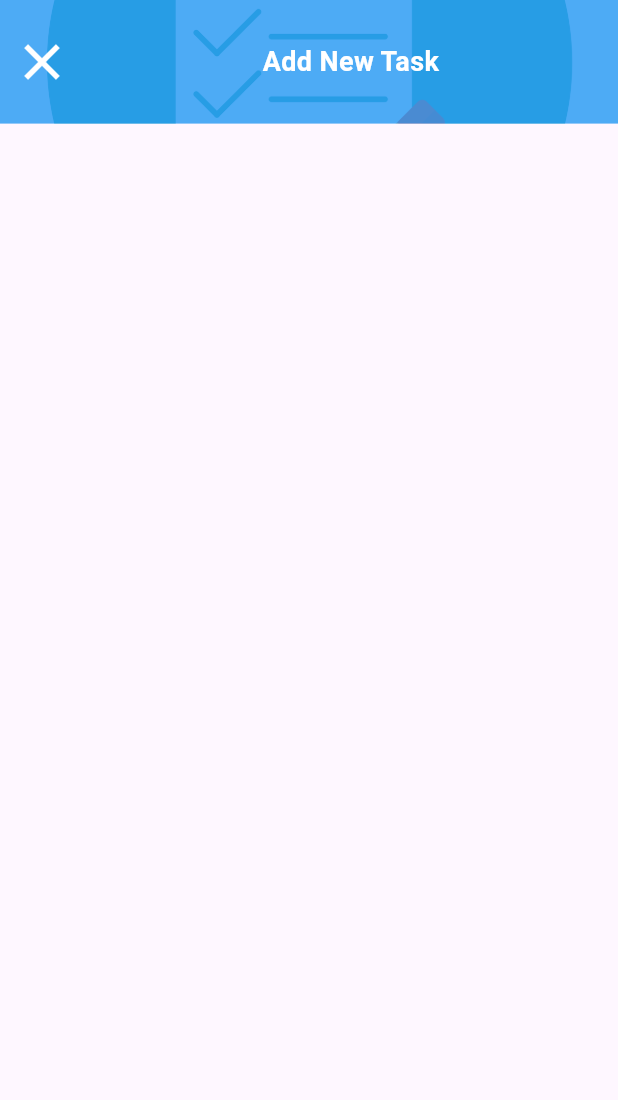
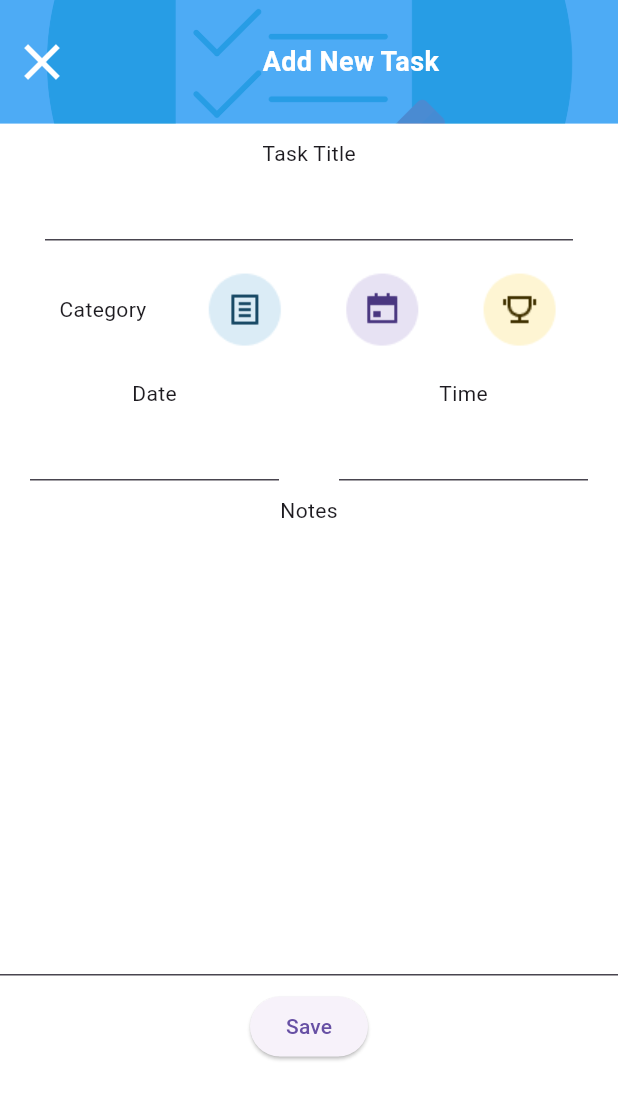
Before and after one commit to AbdurrahmanToprak/todo_app, a Flutter app: the AddNewTaskScreen screen opened directly, on a phone screen of 412 x 824 dp. Shown: the top 1100 px of the screen. Run offline on Flutter 3.47's test engine with Material 3 defaults, Android fonts, the phone set to English and light mode, and no system bars.

Commit message:
add_new_task sayfası tasarımı yapıldı.

```diff
--- a/lib/screens/add_new_task.dart
+++ b/lib/screens/add_new_task.dart
@@ -9,7 +9,9 @@ class AddNewTaskScreen extends StatelessWidget {
     double deviceWidth = MediaQuery.of(context).size.width;
     return SafeArea(
         child: Scaffold(
-            body: Column(
+            backgroundColor: const Color.fromARGB(240, 255, 255, 255),
+            body: SingleChildScrollView(
+              child: Column(
                 children: [
                   Container(
                     width: deviceWidth,
@@ -18,8 +20,10 @@ class AddNewTaskScreen extends StatelessWidget {
                         color: Colors.blue,
                         image: DecorationImage(
                             colorFilter: ColorFilter.mode(
-                      Colors.black.withOpacity(0.2), BlendMode.dstATop),
-                  image: const AssetImage("lib/assets/images/headerimage.png"),
+                                Colors.black.withOpacity(0.2),
+                                BlendMode.dstATop),
+                            image: const AssetImage(
+                                "lib/assets/images/headerimage.png"),
                             fit: BoxFit.cover)),
                     child: Row(
                       children: [
@@ -42,8 +46,109 @@ class AddNewTaskScreen extends StatelessWidget {
                         ))
                       ],
                     ),
-        )
+                  ),
+                  const Padding(
+                      padding: EdgeInsets.only(top: 10),
+                      child: Text("Task Title")),
+                  const Padding(
+                    padding: EdgeInsets.symmetric(horizontal: 30),
+                    child: TextField(
+                        decoration: InputDecoration(
+                            filled: true, fillColor: Colors.white)),
+                  ),
+                  Padding(
+                    padding: const EdgeInsets.only(top: 20),
+                    child: Row(
+                      mainAxisAlignment: MainAxisAlignment.spaceEvenly,
+                      children: [
+                        const Text("Category"),
+                        GestureDetector(
+                          onTap: () {
+                            ScaffoldMessenger.of(context).showSnackBar(
+                              const SnackBar(
+                                  duration: Duration(milliseconds: 500),
+                                  content: Text("Category Selected")),
+                            );
+                          },
+                          child:
+                              Image.asset("lib/assets/images/category_1.png"),
+                        ),
+                        GestureDetector(
+                          onTap: () {
+                            ScaffoldMessenger.of(context).showSnackBar(
+                              const SnackBar(
+                                  duration: Duration(milliseconds: 500),
+                                  content: Text("Category Selected")),
+                            );
+                          },
+                          child:
+                              Image.asset("lib/assets/images/category_2.png"),
+                        ),
+                        GestureDetector(
+                          onTap: () {
+                            ScaffoldMessenger.of(context).showSnackBar(
+                              const SnackBar(
+                                  duration: Duration(milliseconds: 500),
+                                  content: Text("Category Selected")),
+                            );
+                          },
+                          child:
+                              Image.asset("lib/assets/images/category_3.png"),
+                        ),
                       ],
+                    ),
+                  ),
+                  const Padding(
+                    padding: EdgeInsets.only(top: 20),
+                    child: Row(
+                      children: [
+                        Expanded(
+                          child: Column(
+                            children: [
+                              Text("Date"),
+                              Padding(
+                                  padding: EdgeInsets.symmetric(horizontal: 20),
+                                  child: TextField(
+                                      decoration: InputDecoration(
+                                          filled: true,
+                                          fillColor: Colors.white))),
+                            ],
+                          ),
+                        ),
+                        Expanded(
+                          child: Column(
+                            children: [
+                              Text("Time"),
+                              Padding(
+                                  padding: EdgeInsets.symmetric(horizontal: 20),
+                                  child: TextField(
+                                      decoration: InputDecoration(
+                                          filled: true,
+                                          fillColor: Colors.white))),
+                            ],
+                          ),
+                        ),
+                      ],
+                    ),
+                  ),
+                  const Padding(
+                      padding: EdgeInsets.only(top: 10), child: Text("Notes")),
+                  const SizedBox(
+                    height: 300,
+                    child: TextField(
+                        expands: true,
+                        maxLines: null,
+                        decoration: InputDecoration(
+                            filled: true,
+                            fillColor: Colors.white,
+                            isDense: true)),
+                  ),
+                  Padding(
+                      padding: const EdgeInsets.only(top: 10),
+                      child: ElevatedButton(
+                          onPressed: () {}, child: const Text("Save")))
+                ],
+              ),
             )));
   }
 }
```
Also changed, not shown: lib/assets/images/category_1.png (added), lib/assets/images/category_2.png (added), lib/assets/images/category_3.png (added). Lines whose indentation alone changed are shown as unchanged.
